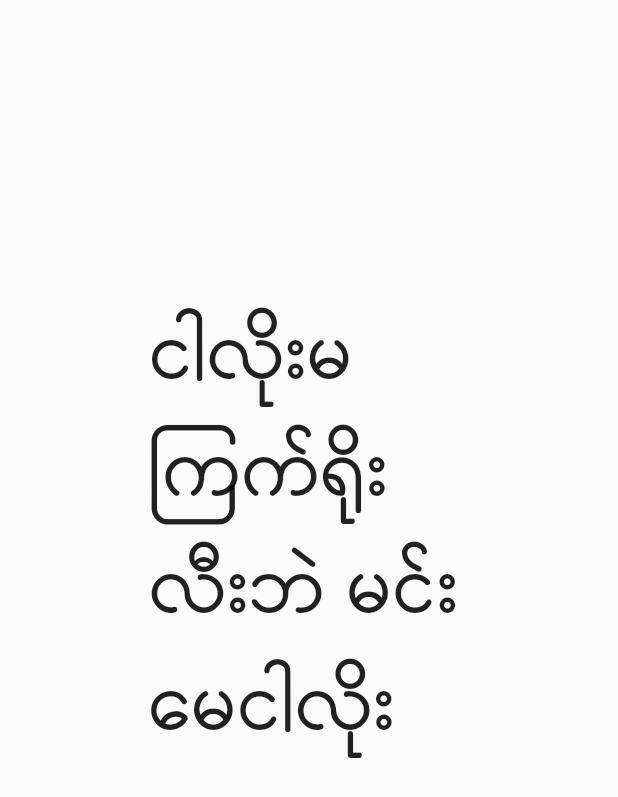
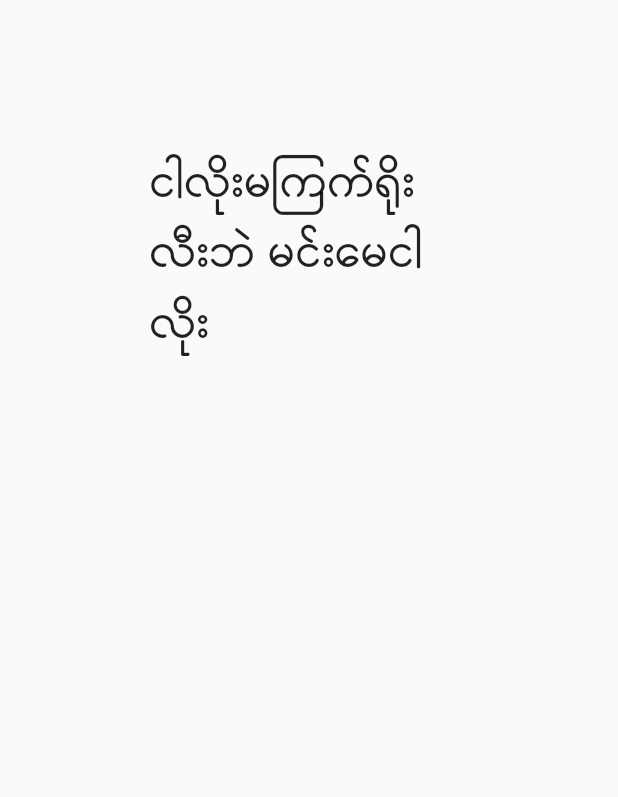
Before and after one commit to KyawMyo78/flutterWeb, a Flutter app: the TextView screen opened directly, on a phone screen of 412 x 824 dp. Shown: the top 797 px of the screen. Run offline on Flutter 3.47's test engine with Material 2 defaults, Android fonts, the phone set to English and light mode, and no system bars.

Commit message:
third commit

```diff
--- a/lib/textview.dart
+++ b/lib/textview.dart
@@ -10,10 +10,10 @@ class _TextViewState extends State<TextView> {
   Widget build(BuildContext context) {
     return Scaffold(
       body: Container(
-        padding: EdgeInsets.symmetric(horizontal: 100, vertical: 200),
+        padding: EdgeInsets.symmetric(horizontal: 100, vertical: 100),
         child: Text(
           "ငါလိုးမကြက်ရိုး လီးဘဲ မင်းမေငါလိုး",
-          style: TextStyle(fontSize: 50, fontFamily: 'Pyidaungsu'),
+          style: TextStyle(fontSize: 30, fontFamily: 'Pyidaungsu'),
         ),
       ),
     );
--- a/lib/view.dart
+++ b/lib/view.dart
@@ -13,12 +13,12 @@ class _ViewState extends State<View> {
       body: Column(
         children: <Widget>[
           Container(
-            height: 350,
+            height: 250,
           ),
           Row(
             children: <Widget>[
               Container(
-                width: 500,
+                width: 100,
               ),
               RaisedButton(
                 child: Text("Click me!"),
```
